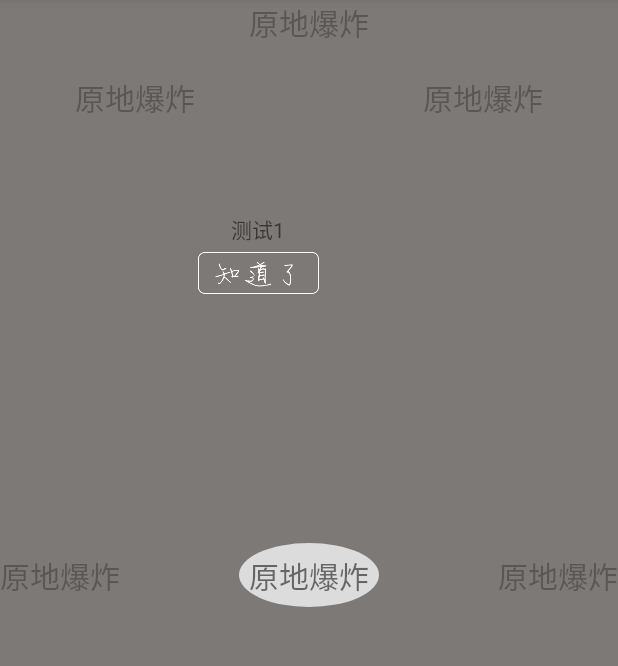
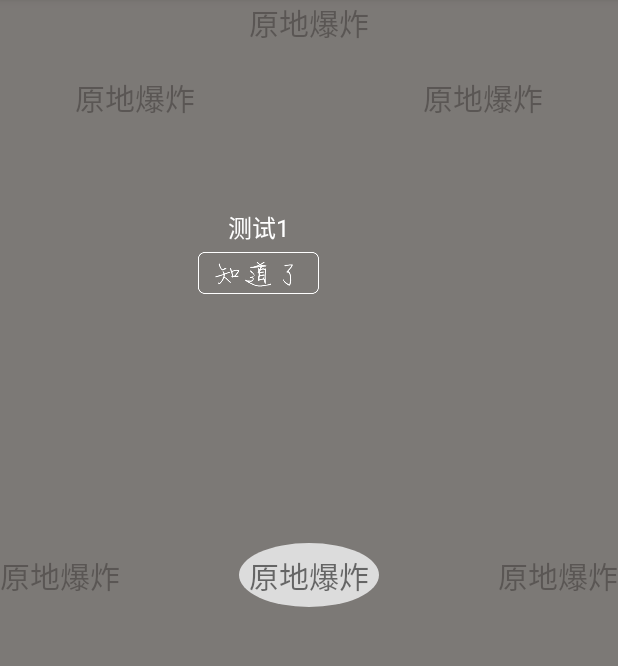
Before and after one commit to binaryshao/GuideView, an Android app: the screen it shows after launch (MainActivity), on a phone screen of 412 x 824 dp, the part 84-750 px from its top. Run offline under Robolectric (Android 15) with nearby library versions, the phone set to English and light mode, and no system bars.

Commit message:
增加设置文字大小的API

```diff
--- a/app/build.gradle
+++ b/app/build.gradle
@@ -27,5 +27,6 @@ dependencies {
     compile 'com.android.support:appcompat-v7:25.2.0'
     compile 'com.android.support.constraint:constraint-layout:1.0.1'
     testCompile 'junit:junit:4.12'
-    compile 'com.github.Sbingo:GuideView:v1.0.0'
+    compile project(':guide')
+//    compile 'com.github.Sbingo:GuideView:v1.0.0'
 }
--- a/app/src/main/java/com/sbingo/guideview/MainActivity.java
+++ b/app/src/main/java/com/sbingo/guideview/MainActivity.java
@@ -42,10 +42,11 @@ public class MainActivity extends AppCompatActivity {
         tv.setGravity(Gravity.CENTER);
 
         //测试时用这个方法
-//        final GuideView.Builder builder = new GuideView.Builder(this, true);
+        final GuideView.Builder builder = new GuideView.Builder(this, true);
         //正式环境用这个方法，每个GuideView只会显示一次
-        final GuideView.Builder builder = new GuideView.Builder(this);
+//        final GuideView.Builder builder = new GuideView.Builder(this);
         builder.addHintView(text1, "测试1", GuideView.Direction.TOP, GuideView.MyShape.ELLIPSE, -50, -200)
+                .setTextSize(20)
                 .addHintView(text2, "测试2", GuideView.Direction.RIGHT_BOTTOM, GuideView.MyShape.RECTANGULAR)
                 .addHintView(text3, "测试3", GuideView.Direction.LEFT_BOTTOM, GuideView.MyShape.CIRCULAR)
                 .addHintView(text4, "测试4", GuideView.Direction.RIGHT_TOP, GuideView.MyShape.ELLIPSE)
--- a/guide/src/main/java/com/sbingo/guide/GuideView.java
+++ b/guide/src/main/java/com/sbingo/guide/GuideView.java
@@ -12,6 +12,7 @@ import android.graphics.PorterDuffXfermode;
 import android.graphics.RectF;
 import android.support.v4.content.ContextCompat;
 import android.util.Log;
+import android.util.TypedValue;
 import android.view.Gravity;
 import android.view.LayoutInflater;
 import android.view.MotionEvent;
@@ -499,6 +500,7 @@ public class GuideView extends RelativeLayout implements ViewTreeObserver.OnGlob
         private List<GuideView> viewList = new ArrayList<>();
         private int currentIndex = 0;
         private boolean isDebug;
+        private float textSize = 0f;
 
         private Builder() {
         }
@@ -510,6 +512,11 @@ public class GuideView extends RelativeLayout implements ViewTreeObserver.OnGlob
         public Builder(Context context, boolean isDebug) {
             mContext = context;
             this.isDebug = isDebug;
+        }
+
+        public Builder setTextSize(float textSize) {
+            this.textSize = textSize;
+            return this;
         }
 
         public Builder addHintView(View targetView, View hintView, Direction dir, MyShape shape) {
@@ -566,6 +573,9 @@ public class GuideView extends RelativeLayout implements ViewTreeObserver.OnGlob
             RelativeLayout rv = (RelativeLayout) LayoutInflater.from(mContext).inflate(R.layout.info_known, null);
             TextView tv = (TextView) rv.findViewById(R.id.hint);
             tv.setText(hintText);
+            if (textSize != 0) {
+                tv.setTextSize(TypedValue.COMPLEX_UNIT_SP, textSize);
+            }
             ImageView know = (ImageView) rv.findViewById(R.id.iv_known);
             know.setOnClickListener(new OnClickListener() {
                 @Override
@@ -589,6 +599,9 @@ public class GuideView extends RelativeLayout implements ViewTreeObserver.OnGlob
             RelativeLayout rv = (RelativeLayout) LayoutInflater.from(mContext).inflate(R.layout.info_known, null);
             TextView tv = (TextView) rv.findViewById(R.id.hint);
             tv.setText(hintText);
+            if (textSize != 0) {
+                tv.setTextSize(TypedValue.COMPLEX_UNIT_SP, textSize);
+            }
             ImageView know = (ImageView) rv.findViewById(R.id.iv_known);
             know.setOnClickListener(new OnClickListener() {
                 @Override
--- a/guide/src/main/res/layout/info_known.xml
+++ b/guide/src/main/res/layout/info_known.xml
@@ -9,7 +9,9 @@
         android:id="@+id/hint"
         android:layout_width="wrap_content"
         android:layout_height="wrap_content"
-        android:layout_centerHorizontal="true" />
+        android:layout_centerHorizontal="true"
+        android:textColor="@color/white"
+        android:textSize="16sp" />
 
     <ImageView
         android:id="@+id/iv_known"
--- a/guide/src/main/res/values/colors.xml
+++ b/guide/src/main/res/values/colors.xml
@@ -2,4 +2,5 @@
 <resources>
     <color name="shadow">#524d49</color>
     <color name="transparent">#00000000</color>
+    <color name="white">#ffffff</color>
 </resources>
```
